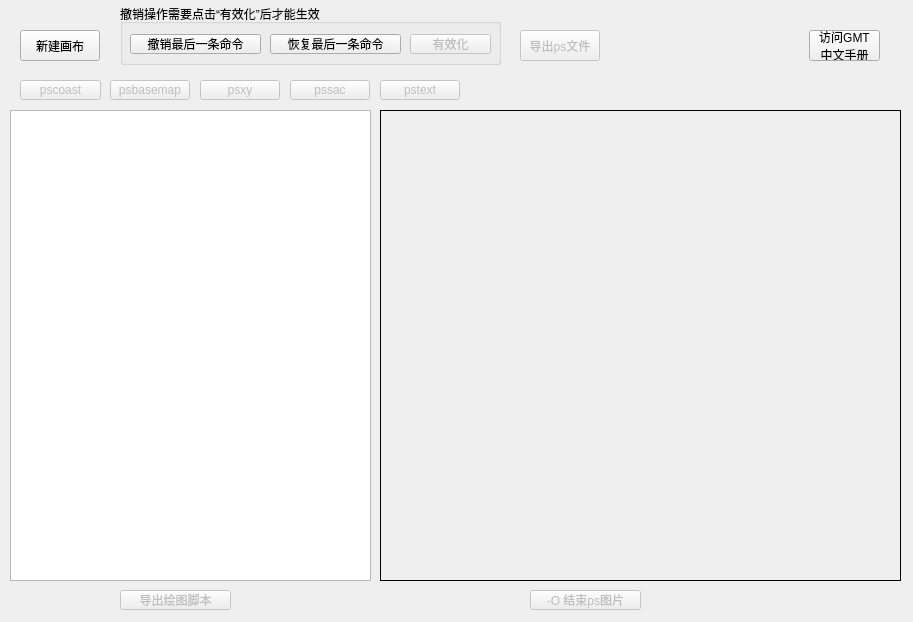
CovMat/GMT-mini-GUI, file src/mainwindow.ui: the form before one commit.
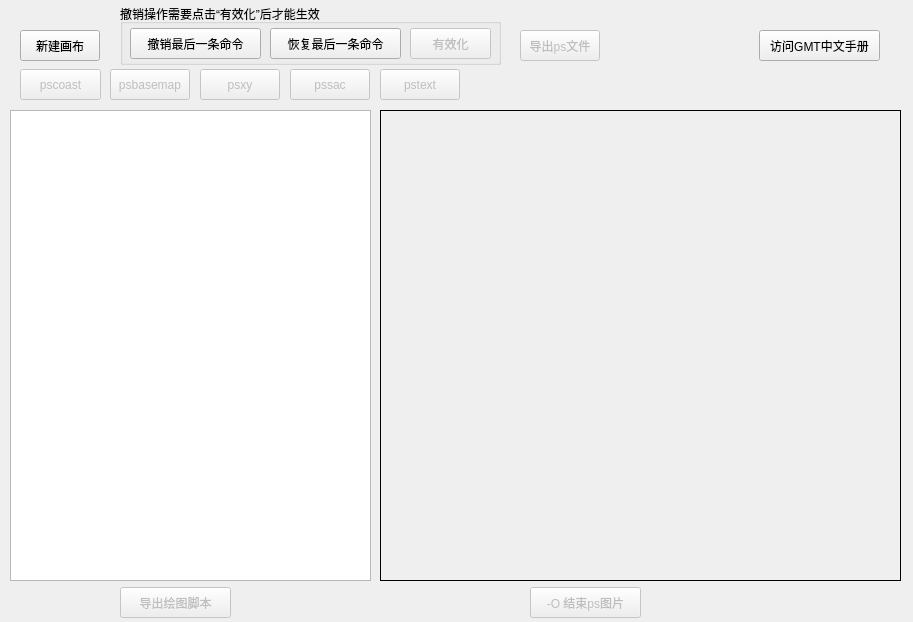
The form after the commit.

Diff of the .ui file:
```diff
--- a/src/mainwindow.ui
+++ b/src/mainwindow.ui
@@ -44,9 +44,9 @@
     <property name="geometry">
      <rect>
       <x>20</x>
-      <y>80</y>
+      <y>69</y>
       <width>81</width>
-      <height>20</height>
+      <height>31</height>
      </rect>
     </property>
     <property name="text">
@@ -60,9 +60,9 @@
     <property name="geometry">
      <rect>
       <x>530</x>
-      <y>590</y>
+      <y>587</y>
       <width>111</width>
-      <height>20</height>
+      <height>31</height>
      </rect>
     </property>
     <property name="text">
@@ -85,9 +85,9 @@
      <property name="geometry">
       <rect>
        <x>150</x>
-       <y>30</y>
+       <y>24</y>
        <width>131</width>
-       <height>20</height>
+       <height>31</height>
       </rect>
      </property>
      <property name="text">
@@ -98,9 +98,9 @@
      <property name="geometry">
       <rect>
        <x>10</x>
-       <y>30</y>
+       <y>24</y>
        <width>131</width>
-       <height>20</height>
+       <height>31</height>
       </rect>
      </property>
      <property name="text">
@@ -114,9 +114,9 @@
      <property name="geometry">
       <rect>
        <x>290</x>
-       <y>30</y>
+       <y>24</y>
        <width>81</width>
-       <height>20</height>
+       <height>31</height>
       </rect>
      </property>
      <property name="text">
@@ -131,9 +131,9 @@
     <property name="geometry">
      <rect>
       <x>110</x>
-      <y>80</y>
+      <y>69</y>
       <width>80</width>
-      <height>20</height>
+      <height>31</height>
      </rect>
     </property>
     <property name="text">
@@ -179,9 +179,9 @@
     <property name="geometry">
      <rect>
       <x>120</x>
-      <y>590</y>
+      <y>587</y>
       <width>111</width>
-      <height>20</height>
+      <height>31</height>
      </rect>
     </property>
     <property name="text">
@@ -195,9 +195,9 @@
     <property name="geometry">
      <rect>
       <x>200</x>
-      <y>80</y>
+      <y>69</y>
       <width>80</width>
-      <height>20</height>
+      <height>31</height>
      </rect>
     </property>
     <property name="text">
@@ -211,9 +211,9 @@
     <property name="geometry">
      <rect>
       <x>290</x>
-      <y>80</y>
+      <y>69</y>
       <width>80</width>
-      <height>20</height>
+      <height>31</height>
      </rect>
     </property>
     <property name="text">
@@ -227,9 +227,9 @@
     <property name="geometry">
      <rect>
       <x>380</x>
-      <y>80</y>
+      <y>69</y>
       <width>80</width>
-      <height>20</height>
+      <height>31</height>
      </rect>
     </property>
     <property name="text">
@@ -239,15 +239,14 @@
    <widget class="QPushButton" name="pushButton">
     <property name="geometry">
      <rect>
-      <x>809</x>
+      <x>759</x>
       <y>30</y>
-      <width>71</width>
+      <width>121</width>
       <height>31</height>
      </rect>
     </property>
     <property name="text">
-     <string>访问GMT
-中文手册</string>
+     <string>访问GMT中文手册</string>
     </property>
    </widget>
   </widget>
```
